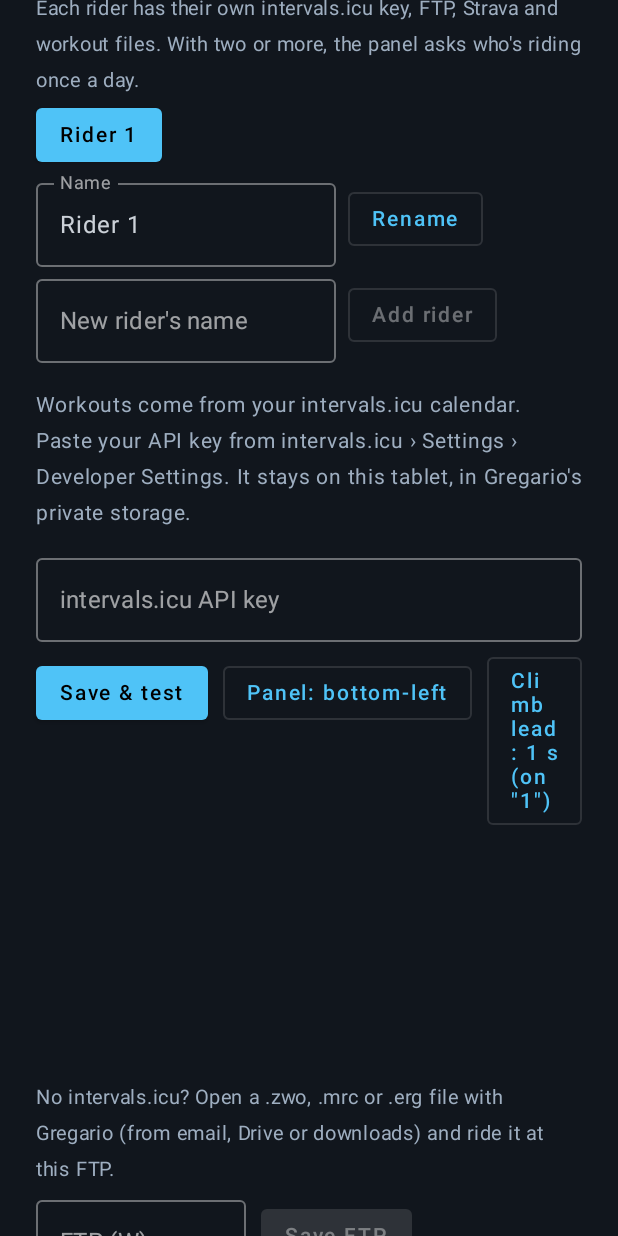
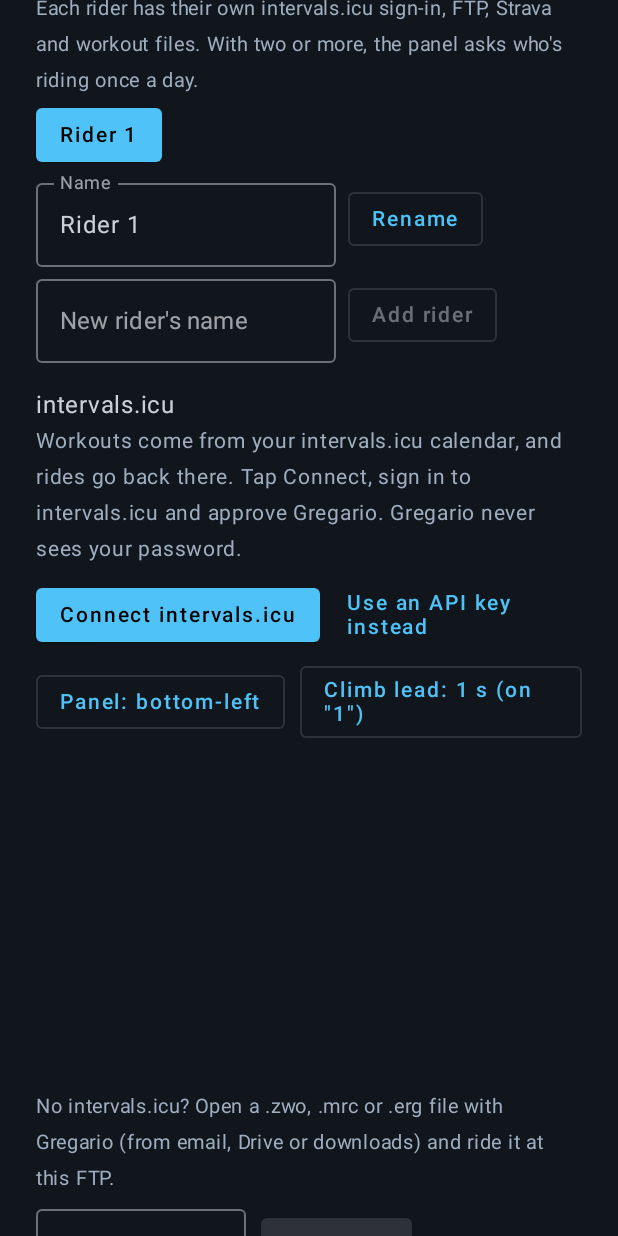
Before and after one commit to madooroy/Gregario, an Android app built with Jetpack Compose: the screen it shows after launch (MainActivity), scrolled down 576 dp, on a phone screen of 412 x 824 dp. Run offline under Robolectric (Android 15) with nearby library versions, the phone set to English and light mode, and no system bars; our stand-ins replace Timber.

Commit message:
Connect intervals.icu: sign in with intervals.icu (OAuth app 2036, PKCE)
The rider taps Connect intervals.icu, signs in on intervals.icu's own page
inside Gregario (the Peloton has no browser) and approves. The redirect to
http://localhost/gregario/intervals is caught and exchanged for a token with
PKCE, so no secret ships in the app. Scopes: ACTIVITY:WRITE, CALENDAR:WRITE,
SETTINGS:WRITE. The sign-in is per rider and preferred over an API key; the
API key stays as 'Use an API key instead'. Disconnect forgets the token.

Co-Authored-By: Claude Opus 5.5 <noreply@anthropic.com>
Claude-Session: https://claude.ai/code/session_016iDi1EPSx2GEwaFuVU4woW

```diff
--- a/app/src/main/AndroidManifest.xml
+++ b/app/src/main/AndroidManifest.xml
@@ -32,6 +32,12 @@
                 <category android:name="android.intent.category.LAUNCHER" />
             </intent-filter>
         </activity>
+
+        <!-- "Connect intervals.icu": intervals.icu's sign-in page inside Gregario (no browser on the Peloton). -->
+        <activity
+            android:name="com.madooroy.gregario.ui.IcuSignInActivity"
+            android:exported="false"
+            android:excludeFromRecents="true" />
 
         <!-- "Open with" / "Share to" for workout files (.zwo, .mrc, .erg). Workout files arrive with unhelpful
              MIME types, so the filters are broad and the activity checks the content. -->
--- a/app/src/main/java/com/madooroy/gregario/AppSettings.kt
+++ b/app/src/main/java/com/madooroy/gregario/AppSettings.kt
@@ -27,6 +27,8 @@ class AppSettings(context: Context) : com.madooroy.gregario.upload.StravaStore {
         if (mutableRiders.value.none { it.id == id }) return
         prefs.edit().putString("rider", id).apply(); mutableRider.value = id
         mutableApiKey.value = prefs.getString(k(KEY_API), "").orEmpty()
+        mutableIcuToken.value = prefs.getString(k(KEY_ICU_TOKEN), "").orEmpty()
+        mutableIcuAthlete.value = prefs.getString(k(KEY_ICU_ATHLETE), "").orEmpty()
         mutableManualFtp.value = prefs.getInt(k("manualFtp"), 0)
     }
 
@@ -72,6 +74,8 @@ class AppSettings(context: Context) : com.madooroy.gregario.upload.StravaStore {
 
     inner class RiderStore(val id: String) : com.madooroy.gregario.upload.StravaStore {
         val apiKey: String get() = prefs.getString(k(KEY_API, id), "").orEmpty()
+        /** This rider's intervals.icu sign-in (preferred) or API key, for [com.madooroy.gregario.icu.IcuAuth]. */
+        val icuCredential: String get() = credential(prefs.getString(k(KEY_ICU_TOKEN, id), "").orEmpty(), apiKey)
         // A rider without their own Strava API application uses the first rider's (Strava allows one athlete per
         // application until Strava raises the limit, so each rider may need their own: strava.com/settings/api).
         override var clientId: String
@@ -113,6 +117,19 @@ class AppSettings(context: Context) : com.madooroy.gregario.upload.StravaStore {
     private val mutableApiKey = MutableStateFlow(prefs.getString(k(KEY_API), "").orEmpty())
     val apiKey: StateFlow<String> = mutableApiKey
     fun setApiKey(key: String) { prefs.edit().putString(k(KEY_API), key.trim()).apply(); mutableApiKey.value = key.trim() }
+
+    /** "Connect intervals.icu": the OAuth token and whose account it is, for the rider who started the sign-in. */
+    private val mutableIcuToken = MutableStateFlow(prefs.getString(k(KEY_ICU_TOKEN), "").orEmpty())
+    val icuToken: StateFlow<String> = mutableIcuToken
+    private val mutableIcuAthlete = MutableStateFlow(prefs.getString(k(KEY_ICU_ATHLETE), "").orEmpty())
+    val icuAthlete: StateFlow<String> = mutableIcuAthlete
+    fun setIcuToken(token: String, athlete: String, riderId: String = rider.value) {
+        prefs.edit().putString(k(KEY_ICU_TOKEN, riderId), token).putString(k(KEY_ICU_ATHLETE, riderId), athlete).commit()
+        if (riderId == rider.value) { mutableIcuToken.value = token; mutableIcuAthlete.value = athlete }
+    }
+    /** What the current rider uses for intervals.icu: the sign-in if there is one, else the API key ("" = neither). */
+    fun icuCredential(): String = credential(icuToken.value, apiKey.value)
+    private fun credential(token: String, key: String) = token.takeIf { it.isNotBlank() }?.let { com.madooroy.gregario.icu.IcuAuth.OAUTH + it } ?: key
 
     /** Where the panel sits (dragged anywhere). Before Nov 20 only a corner was kept: bottom-left or bottom-right. */
     private val mutablePlacement = MutableStateFlow(PanelPlacement.decode(prefs.getString(KEY_PLACE, null))
@@ -173,6 +190,7 @@ class AppSettings(context: Context) : com.madooroy.gregario.upload.StravaStore {
         fun startOnBootSet(context: Context) =
             context.getSharedPreferences(PREFS, Context.MODE_PRIVATE).getBoolean(KEY_START_ON_BOOT, false)
 
+        const val KEY_ICU_TOKEN = "icuToken"; const val KEY_ICU_ATHLETE = "icuAthlete"
         const val KEY_API = "icuApiKey"; const val KEY_RIGHT = "panelRight"; const val KEY_PLACE = "panelPlace"; const val KEY_COMPACT = "panelCompact"
         const val KEY_FTP = "lastFtp"; const val KEY_LAST = "lastWorkoutJson"
     }
--- a/app/src/main/java/com/madooroy/gregario/icu/IcuApi.kt
+++ b/app/src/main/java/com/madooroy/gregario/icu/IcuApi.kt
@@ -20,7 +20,7 @@ class IcuApi(
     private val http: (url: String, auth: String) -> String = ::get,
     private val put: (url: String, auth: String, json: String) -> String = ::putJson,
 ) {
-    private val auth = "Basic " + base64("API_KEY:$apiKey")
+    private val auth = IcuAuth.header(apiKey)   // an API key, or an OAuth sign-in ([IcuAuth.OAUTH])
 
     /**
      * Planned rides on [date] (yyyy-MM-dd, the athlete's local date). A workout that cannot be ridden here
--- a/app/src/main/java/com/madooroy/gregario/ui/GregarioSettings.kt
+++ b/app/src/main/java/com/madooroy/gregario/ui/GregarioSettings.kt
@@ -22,14 +22,37 @@ fun ColumnScope.GregarioSettings(gregario: Gregario) {
     run {
         RidersSection(gregario, riders, rider, riding = state.workout != null)
         if (riders.size > 1) Text("Settings for ${gregario.settings.riderName}", fontSize = 16.sp)
-        Text("Workouts come from your intervals.icu calendar. Paste your API key from intervals.icu › Settings › Developer Settings. " +
-            "It stays on this tablet, in Gregario's private storage.", fontSize = 14.sp, color = Color(0xFF9EAEC0))
-        Spacer(Modifier.height(10.dp))
-        OutlinedTextField(key, { key = it }, Modifier.fillMaxWidth(), label = { Text("intervals.icu API key") },
-            singleLine = true, visualTransformation = PasswordVisualTransformation())
+        val token by gregario.settings.icuToken.collectAsState()
+        val athlete by gregario.settings.icuAthlete.collectAsState()
+        val context = androidx.compose.ui.platform.LocalContext.current
+        Text("intervals.icu", fontSize = 16.sp)
+        if (token.isNotBlank()) {
+            Text("Connected as $athlete. Today's workouts and your FTP come from intervals.icu, and rides go back there.",
+                fontSize = 14.sp, color = Color(0xFF9EAEC0))
+            Spacer(Modifier.height(8.dp))
+            OutlinedButton({ gregario.disconnectIcu() }) { Text("Disconnect intervals.icu") }
+        } else {
+            Text("Workouts come from your intervals.icu calendar, and rides go back there. Tap Connect, sign in to " +
+                "intervals.icu and approve Gregario. Gregario never sees your password.", fontSize = 14.sp, color = Color(0xFF9EAEC0))
+            Spacer(Modifier.height(8.dp))
+            var showKey by remember(rider) { mutableStateOf(saved.isNotBlank()) }
+            Row(horizontalArrangement = Arrangement.spacedBy(10.dp)) {
+                Button({ runCatching { context.startActivity(android.content.Intent(context, IcuSignInActivity::class.java)) } }) {
+                    Text("Connect intervals.icu")
+                }
+                if (!showKey) TextButton({ showKey = true }) { Text("Use an API key instead") }
+            }
+            if (showKey) {
+                Text("API key: intervals.icu › Settings › Developer Settings. It stays on this tablet, in Gregario's private storage.",
+                    fontSize = 13.sp, color = Color(0xFF9EAEC0))
+                OutlinedTextField(key, { key = it }, Modifier.fillMaxWidth(), label = { Text("intervals.icu API key") },
+                    singleLine = true, visualTransformation = PasswordVisualTransformation())
+                Spacer(Modifier.height(6.dp))
+                Button({ gregario.settings.setApiKey(key); gregario.refresh() }) { Text("Save & test") }
+            }
+        }
         Spacer(Modifier.height(10.dp))
         Row(horizontalArrangement = Arrangement.spacedBy(10.dp)) {
-            Button({ gregario.settings.setApiKey(key); gregario.refresh() }) { Text("Save & test") }
             // Drag the panel by its handle to put it anywhere; this button steps through the four corners.
             OutlinedButton({ gregario.settings.setPlacement(com.madooroy.gregario.PanelPlacement.nextCorner(place)) }) { Text("Panel: ${place.label()}") }
             val lead by gregario.settings.climbLead.collectAsState()
@@ -42,7 +65,7 @@ fun ColumnScope.GregarioSettings(gregario: Gregario) {
             }
         }
         // Without intervals.icu: workout files (Open with Gregario) are ridden at this FTP.
-        if (saved.isBlank()) {
+        if (saved.isBlank() && token.isBlank()) {
             Spacer(Modifier.height(10.dp))
             val manual by gregario.settings.manualFtp.collectAsState()
             var ftpText by remember(rider) { mutableStateOf(if (manual > 0) manual.toString() else "") }
@@ -60,7 +83,7 @@ fun ColumnScope.GregarioSettings(gregario: Gregario) {
         val status = when {
             state.loading -> "Checking intervals.icu…"
             state.message != null -> state.message!!
-            saved.isNotBlank() && state.ftp > 0 -> "Connected · FTP ${state.ftp} W · ${state.today.size} workout(s) today"
+            (saved.isNotBlank() || token.isNotBlank()) && state.ftp > 0 -> "Connected · FTP ${state.ftp} W · ${state.today.size} workout(s) today"
             else -> ""
         }
         Text(status, fontSize = 14.sp)
@@ -106,7 +129,7 @@ fun ColumnScope.GregarioSettings(gregario: Gregario) {
 @Composable
 private fun RidersSection(gregario: Gregario, riders: List<com.madooroy.gregario.Rider>, rider: String, riding: Boolean) {
     Text("Riders", fontSize = 16.sp)
-    Text("Each rider has their own intervals.icu key, FTP, Strava and workout files. With two or more, the panel asks " +
+    Text("Each rider has their own intervals.icu sign-in, FTP, Strava and workout files. With two or more, the panel asks " +
         "who's riding once a day.", fontSize = 13.sp, color = Color(0xFF9EAEC0))
     Row(horizontalArrangement = Arrangement.spacedBy(8.dp)) {
         for (r in riders) {
--- a/app/src/main/java/com/madooroy/gregario/upload/Uploads.kt
+++ b/app/src/main/java/com/madooroy/gregario/upload/Uploads.kt
@@ -63,7 +63,7 @@ private fun idText(v: Any?): String? = when (v) { null -> null; is Double -> v.t
  * then sets its name, description and RPE.
  */
 class IcuUploader(apiKey: String, private val http: Http = Http.JVM, private val base: String = "https://intervals.icu/api/v1") {
-    private val auth = mapOf("Authorization" to "Basic " + IcuApi.base64("API_KEY:$apiKey"))
+    private val auth = mapOf("Authorization" to com.madooroy.gregario.icu.IcuAuth.header(apiKey))
 
     /** [id]: the activity (null if intervals.icu already has this file). [warning]: uploaded, but something after it failed. */
     data class Result(val id: String?, val warning: String? = null)
```
Also changed, not shown: app/src/main/java/com/madooroy/gregario/Gregario.kt (+15 -6 lines), app/src/main/java/com/madooroy/gregario/icu/IcuOAuth.kt (added, +102 -0 lines), app/src/main/java/com/madooroy/gregario/ui/IcuSignInActivity.kt (added, +100 -0 lines), 1 other file.
